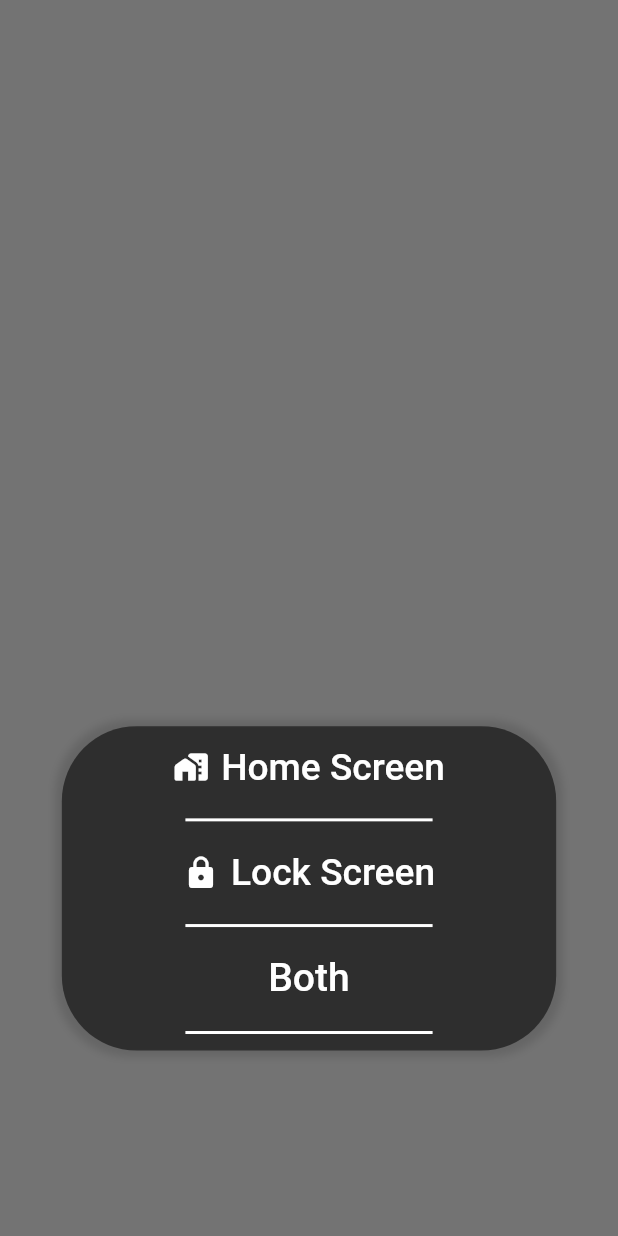
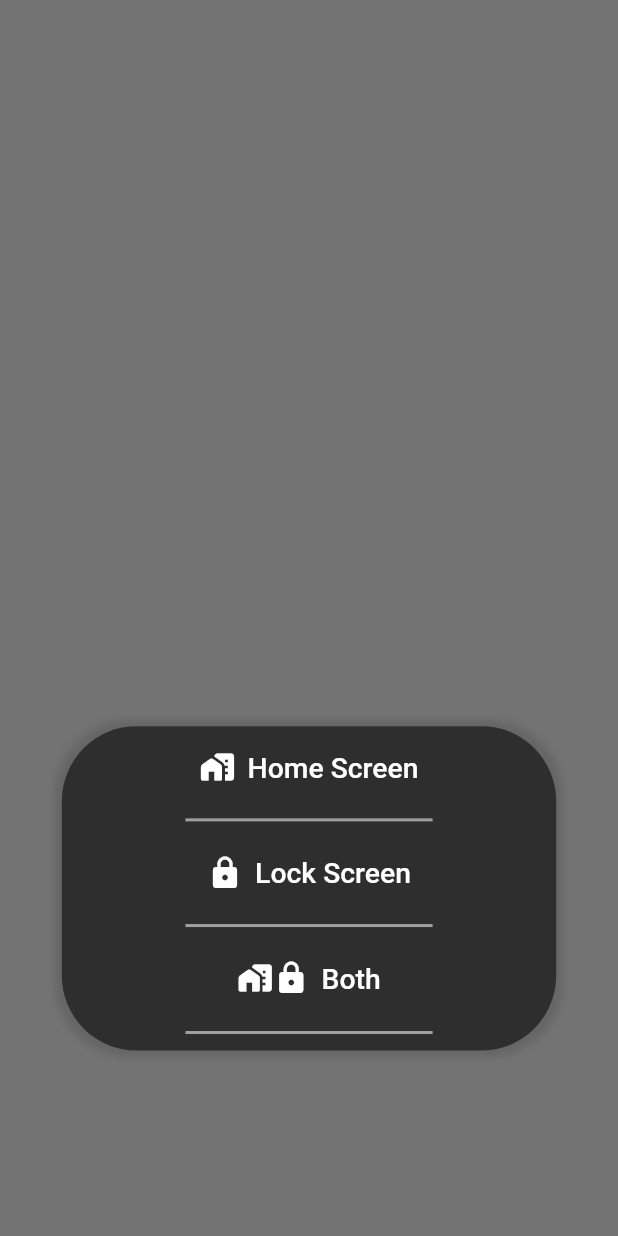
Before and after one commit to FerasHamam/LegacyWallpapers, a Flutter app: what showMoadl() shows on an empty page, opened directly with empty values, on a phone screen of 412 x 824 dp. Run offline on Flutter 3.47's test engine with Material 2 defaults, Android fonts, the phone set to English and light mode, and no system bars; drawn by our look-alikes of auto_size_text; our stand-ins replace cached_network_image, flutter_cache_manager, flutter_screenutil, image_gallery_saver, preload_page_view, sqflite; missing offline and left inert: wallpaper_manager; accounts and stored records are empty; network calls fail.

Commit message:
updated image preview screen

```diff
--- a/lib/widgets/ImagePreviewWidgets/modalSheet.dart
+++ b/lib/widgets/ImagePreviewWidgets/modalSheet.dart
@@ -1,5 +1,7 @@
 import 'package:flutter/material.dart';
 import 'package:flutter_screenutil/flutter_screenutil.dart';
+// ignore: import_of_legacy_library_into_null_safe
+import 'package:auto_size_text/auto_size_text.dart';
 
 void showMoadl(
   BuildContext context,
@@ -11,7 +13,7 @@ void showMoadl(
       context: context,
       builder: (ctx) {
         TextStyle styleForModal =
-            TextStyle(fontSize: deviceSize.width * 0.06, color: Colors.white);
+            TextStyle(fontSize: 55.sp, color: Colors.white);
         return Container(
           color: Colors.transparent,
           padding: EdgeInsets.symmetric(
@@ -44,8 +46,10 @@ void showMoadl(
                     Icons.home_work_rounded,
                     color: Colors.white,
                   ),
-                  label: Text(
+                  label: AutoSizeText(
                     'Home Screen',
+                    maxLines: 1,
+                    maxFontSize: 20,
                     style: styleForModal,
                     textAlign: TextAlign.center,
                   ),
@@ -54,7 +58,7 @@ void showMoadl(
                   padding:
                       EdgeInsets.symmetric(horizontal: deviceSize.width * 0.2),
                   child: Divider(
-                    color: Colors.white,
+                    color: Colors.white54,
                     thickness: 2,
                   ),
                 ),
@@ -64,11 +68,13 @@ void showMoadl(
                     setWallpaper('lock');
                   },
                   icon: Icon(
-                    Icons.lock,
+                    Icons.lock_rounded,
                     color: Colors.white,
                   ),
-                  label: Text(
+                  label: AutoSizeText(
                     'Lock Screen',
+                    maxLines: 1,
+                    maxFontSize: 20,
                     style: styleForModal,
                     textAlign: TextAlign.center,
                   ),
@@ -77,7 +83,7 @@ void showMoadl(
                   padding:
                       EdgeInsets.symmetric(horizontal: deviceSize.width * 0.2),
                   child: Divider(
-                    color: Colors.white,
+                    color: Colors.white54,
                     thickness: 2,
                   ),
                 ),
@@ -86,10 +92,28 @@ void showMoadl(
                     Navigator.of(context).pop();
                     setWallpaper('both');
                   },
-                  child: Text(
-                    'Both',
-                    style: TextStyle(fontSize: 76.sp, color: Colors.white),
-                    textAlign: TextAlign.center,
+                  child: Container(
+                    width: deviceSize.width * 0.4,
+                    child: Row(
+                      mainAxisAlignment: MainAxisAlignment.center,
+                      children: [
+                        Icon(
+                          Icons.home_work_rounded,
+                          color: Colors.white,
+                        ),
+                        Icon(Icons.lock_rounded, color: Colors.white),
+                        SizedBox(
+                          width: deviceSize.width * 0.02,
+                        ),
+                        AutoSizeText(
+                          'Both',
+                          maxLines: 1,
+                          maxFontSize: 20,
+                          style: styleForModal,
+                          textAlign: TextAlign.center,
+                        ),
+                      ],
+                    ),
                   ),
                 ),
                 Padding(
@@ -97,7 +121,7 @@ void showMoadl(
                       horizontal: deviceSize.width * 0.2,
                       vertical: deviceSize.height * 0.001),
                   child: Divider(
-                    color: Colors.white,
+                    color: Colors.white54,
                     thickness: 2,
                   ),
                 ),
--- a/lib/widgets/TypeWidgets/CountingWidget.dart
+++ b/lib/widgets/TypeWidgets/CountingWidget.dart
@@ -28,7 +28,7 @@ class CountingWidget extends StatelessWidget {
         child: AutoSizeText(
           '$count Wallpapers',
           maxLines: 1,
-          maxFontSize: 65,
+          maxFontSize: 20,
           textAlign: TextAlign.center,
           style: TextStyle(
             color: Colors.white,
--- a/lib/widgets/TypeWidgets/TypeName.dart
+++ b/lib/widgets/TypeWidgets/TypeName.dart
@@ -63,6 +63,7 @@ class _AnimatedTextState extends State<AnimatedText>
             child: AutoSizeText(
               widget.text.toUpperCase(),
               maxLines: 1,
+              maxFontSize: 60,
               key: GlobalKey(),
               style: TextStyle(
                   fontSize: 300.sp,
--- a/lib/widgets/WallpapersWidgets/CountingWidgetBorder.dart
+++ b/lib/widgets/WallpapersWidgets/CountingWidgetBorder.dart
@@ -22,7 +22,7 @@ class CountingWidgetBorder extends StatelessWidget {
       child: AutoSizeText(
         '$count Wallpapers',
         maxLines: 1,
-        maxFontSize: 65,
+        maxFontSize: 18,
         style: TextStyle(
             color: Colors.white,
             fontFamily: 'Hero',
```
Also changed, not shown: lib/screens/AboutScreen.dart (+8 -8 lines), lib/widgets/ImagePreviewWidgets/wallpaperFunctions.dart (+8 -4 lines).
